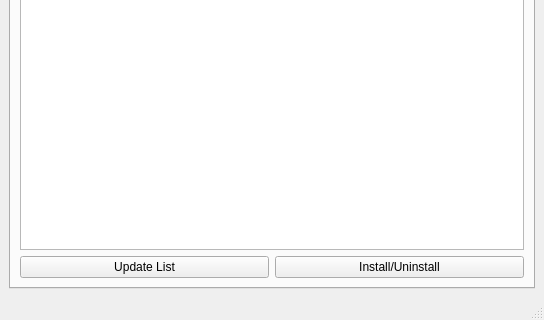
First picture: the form in ui/main.ui, repository ngld/old-knossos, before the edit; both pictures show x 0 to 544 and y 336 to 656 of the 544 by 656 pixel window.
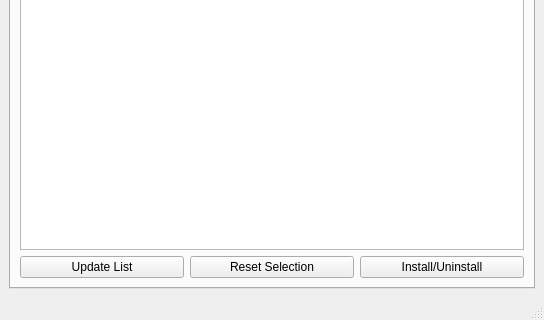
Second picture: the form after the edit. The open tabs and pages were chosen to show the change.

Commit message: Added reset selection.

What changed in the file:
```diff
--- a/ui/main.ui
+++ b/ui/main.ui
@@ -135,6 +135,13 @@
             </property>
            </widget>
           </item>
+          <item>
+           <widget class="QPushButton" name="reset_sel">
+            <property name="text">
+             <string>Reset Selection</string>
+            </property>
+           </widget>
+          </item>
           <item>
            <widget class="QPushButton" name="apply_sel">
             <property name="text">
```
Left out of the diff: 2 changed lines with no effect on the pictures. The commit also changes 8 other files.
